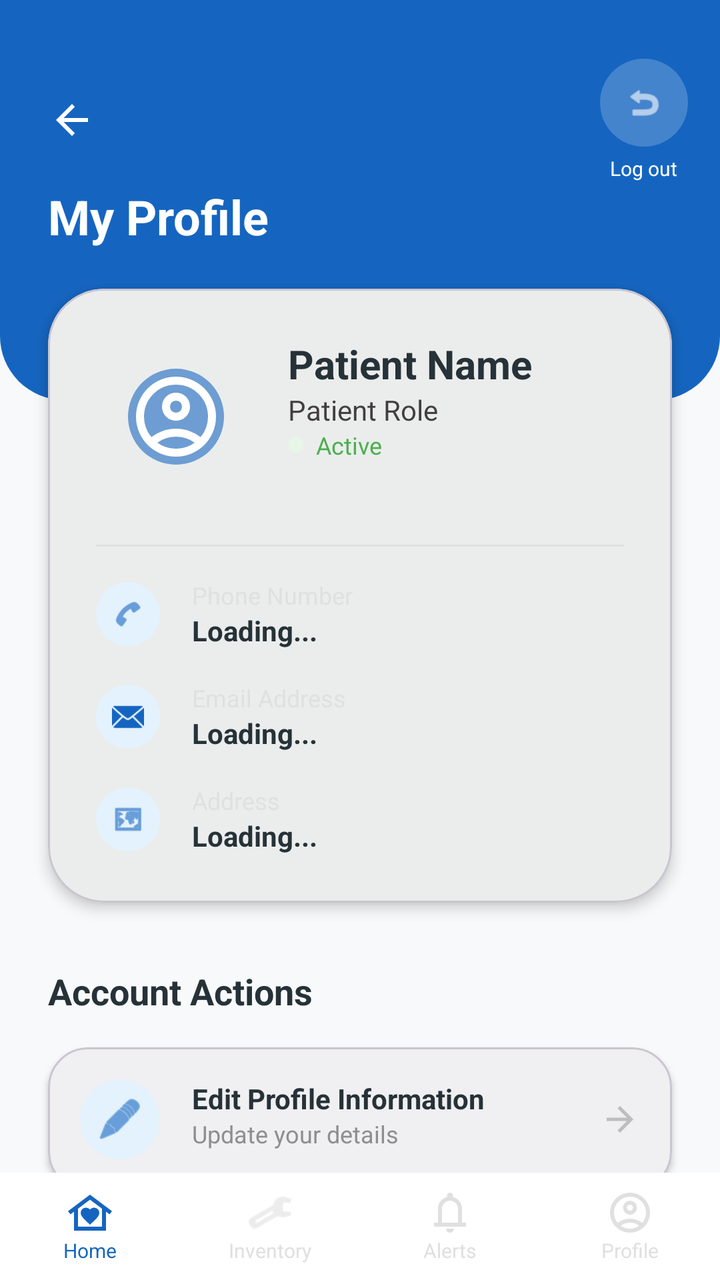
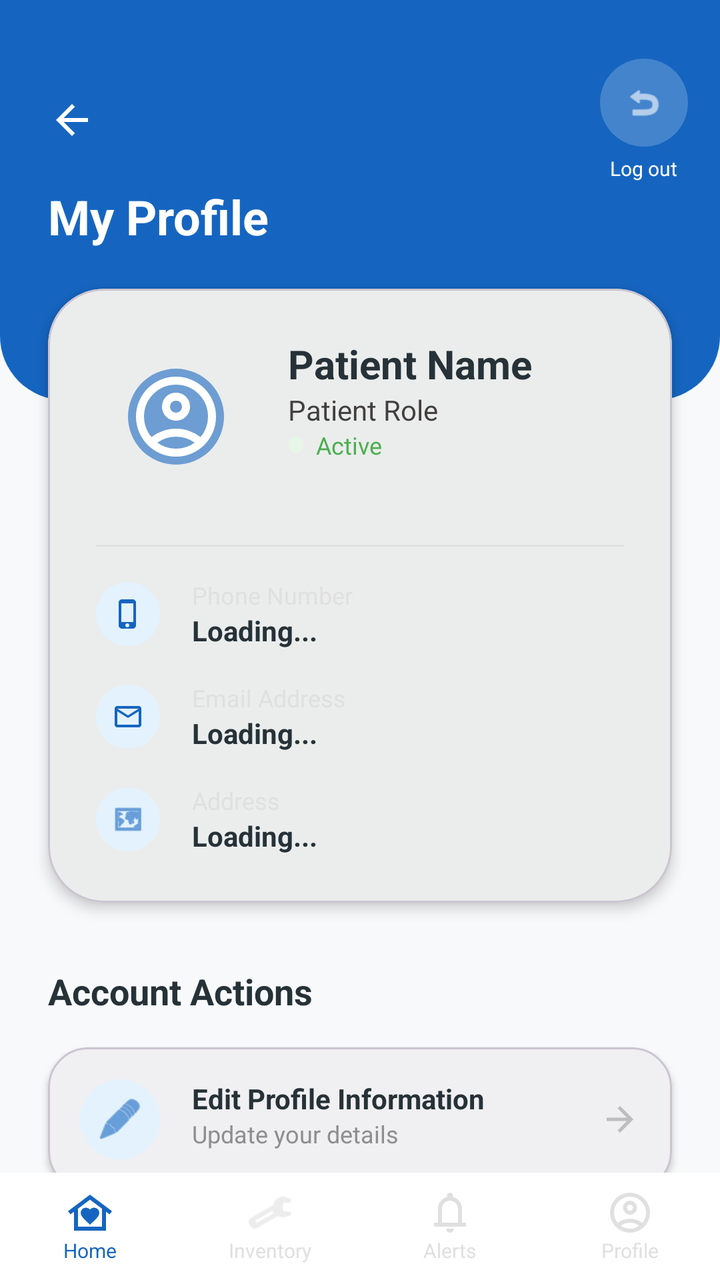

Compare the two renders of this Android layout. The source of the first and the diff that turns it into the second are given below.
<!-- AndroidManifest.xml: application theme Theme.Mobicare -->
<!-- res/layout/fragment_profile_patientidk.xml -->
<?xml version="1.0" encoding="utf-8"?>
<androidx.constraintlayout.widget.ConstraintLayout xmlns:android="http://schemas.android.com/apk/res/android"
    xmlns:app="http://schemas.android.com/apk/res-auto"
    xmlns:tools="http://schemas.android.com/tools"
    android:layout_width="match_parent"
    android:layout_height="match_parent"
    android:background="#F8F9FA">

    <androidx.core.widget.NestedScrollView
        android:layout_width="match_parent"
        android:layout_height="0dp"
        android:fillViewport="true"
        app:layout_constraintTop_toTopOf="parent"
        app:layout_constraintBottom_toTopOf="@+id/bottomNavigation">

        <androidx.constraintlayout.widget.ConstraintLayout
            android:layout_width="match_parent"
            android:layout_height="wrap_content"
            android:paddingBottom="40dp">

            <View
                android:id="@+id/headerBackground"
                android:layout_width="match_parent"
                android:layout_height="200dp"
                android:background="@drawable/header_rounded_bottom"
                app:layout_constraintTop_toTopOf="parent" />

            <ImageView
                android:id="@+id/btnBack"
                android:layout_width="40dp"
                android:layout_height="40dp"
                android:layout_marginStart="16dp"
                android:layout_marginTop="40dp"
                android:padding="8dp"
                android:src="@drawable/ic_back_white"
                app:layout_constraintStart_toStartOf="parent"
                app:layout_constraintTop_toTopOf="parent"
                app:tint="@color/pure_white" />

            <LinearLayout
                android:id="@+id/containerLogoutHeader"
                android:layout_width="wrap_content"
                android:layout_height="wrap_content"
                android:layout_marginEnd="16dp"
                android:gravity="center"
                android:orientation="vertical"
                app:layout_constraintBottom_toBottomOf="@+id/btnBack"
                app:layout_constraintEnd_toEndOf="parent"
                app:layout_constraintTop_toTopOf="@+id/btnBack">

                <ImageView
                    android:id="@+id/btnLogout"
                    android:layout_width="44dp"
                    android:layout_height="44dp"
                    android:background="@drawable/circle_white_alpha"
                    android:padding="12dp"
                    android:src="@android:drawable/ic_menu_revert"
                    app:tint="@color/pure_white" />

                <TextView
                    android:layout_width="wrap_content"
                    android:layout_height="wrap_content"
                    android:layout_marginTop="4dp"
                    android:text="Log out"
                    android:textColor="@color/pure_white"
                    android:textSize="10sp" />
            </LinearLayout>

            <TextView
                android:id="@+id/tvMyProfileLabel"
                android:layout_width="wrap_content"
                android:layout_height="wrap_content"
                android:layout_marginStart="24dp"
                android:layout_marginTop="12dp"
                android:text="My Profile"
                android:textColor="@color/pure_white"
                android:textSize="24sp"
                android:textStyle="bold"
                app:layout_constraintStart_toStartOf="parent"
                app:layout_constraintTop_toBottomOf="@+id/btnBack" />

            <com.google.android.material.card.MaterialCardView
                android:id="@+id/cvProfileMain"
                android:layout_width="match_parent"
                android:layout_height="wrap_content"
                android:layout_marginHorizontal="24dp"
                android:layout_marginTop="20dp"
                app:cardCornerRadius="28dp"
                app:cardElevation="4dp"
                app:layout_constraintTop_toBottomOf="@+id/tvMyProfileLabel">

                <LinearLayout
                    android:layout_width="match_parent"
                    android:layout_height="wrap_content"
                    android:orientation="vertical"
                    android:padding="24dp">

                    <androidx.constraintlayout.widget.ConstraintLayout
                        android:layout_width="match_parent"
                        android:layout_height="wrap_content"
                        android:layout_marginBottom="24dp">

                        <com.google.android.material.imageview.ShapeableImageView
                            android:id="@+id/ivProfilePic"
                            android:layout_width="80dp"
                            android:layout_height="80dp"
                            android:background="#961565C0"
                            android:padding="16dp"
                            android:src="@drawable/ic_profile"
                            app:layout_constraintStart_toStartOf="parent"
                            app:layout_constraintTop_toTopOf="parent"
                            app:shapeAppearanceOverlay="@style/CircleImage"
                            app:tint="@color/pure_white" />

                        <TextView
                            android:id="@+id/tvPatientName"
                            android:layout_width="0dp"
                            android:layout_height="wrap_content"
                            android:layout_marginStart="16dp"
                            android:text="Patient Name"
                            android:textColor="@color/slate_navy"
                            android:textSize="20sp"
                            android:textStyle="bold"
                            app:layout_constraintEnd_toEndOf="parent"
                            app:layout_constraintStart_toEndOf="@+id/ivProfilePic"
                            app:layout_constraintTop_toTopOf="@+id/ivProfilePic" />

                        <TextView
                            android:id="@+id/tvPatientID"
                            android:layout_width="wrap_content"
                            android:layout_height="wrap_content"
                            android:text="Patient Role"
                            android:textColor="#423F3F"
                            app:layout_constraintStart_toStartOf="@+id/tvPatientName"
                            app:layout_constraintTop_toBottomOf="@+id/tvPatientName" />

                        <LinearLayout
                            android:layout_width="wrap_content"
                            android:layout_height="wrap_content"
                            android:gravity="center_vertical"
                            android:orientation="horizontal"
                            app:layout_constraintStart_toStartOf="@+id/tvPatientID"
                            app:layout_constraintTop_toBottomOf="@+id/tvPatientID">

                            <View
                                android:layout_width="8dp"
                                android:layout_height="8dp"
                                android:background="@drawable/badge_green" />

                            <TextView
                                android:layout_width="wrap_content"
                                android:layout_height="wrap_content"
                                android:layout_marginStart="6dp"
                                android:text="Active"
                                android:textColor="#4CAF50"
                                android:textSize="12sp" />
                        </LinearLayout>
                    </androidx.constraintlayout.widget.ConstraintLayout>

                    <View android:layout_width="match_parent" android:layout_height="1dp" android:layout_marginBottom="16dp" android:background="#E0E0E0" />

                    <LinearLayout android:layout_width="match_parent" android:layout_height="wrap_content" android:gravity="center_vertical" android:orientation="horizontal" android:layout_marginBottom="16dp">
                        <ImageView android:layout_width="32dp" android:layout_height="32dp" android:background="@drawable/circle_light_blue" android:padding="8dp" android:src="@android:drawable/ic_menu_call" app:tint="@color/trust_blue" />
                        <LinearLayout android:layout_width="wrap_content" android:layout_height="wrap_content" android:layout_marginStart="16dp" android:orientation="vertical">
                            <TextView android:layout_width="wrap_content" android:layout_height="wrap_content" android:text="Phone Number" android:textColor="@color/cool_grey" android:textSize="12sp" />
                            <TextView android:id="@+id/tvPatientGuardian" android:layout_width="wrap_content" android:layout_height="wrap_content" android:text="Loading..." android:textColor="@color/slate_navy" android:textSize="14sp" android:textStyle="bold" />
                        </LinearLayout>
                    </LinearLayout>

                    <LinearLayout android:layout_width="match_parent" android:layout_height="wrap_content" android:gravity="center_vertical" android:orientation="horizontal" android:layout_marginBottom="16dp">
                        <ImageView android:layout_width="32dp" android:layout_height="32dp" android:background="@drawable/circle_light_blue" android:padding="8dp" android:src="@android:drawable/ic_dialog_email" app:tint="@color/trust_blue" />
                        <LinearLayout android:layout_width="wrap_content" android:layout_height="wrap_content" android:layout_marginStart="16dp" android:orientation="vertical">
                            <TextView android:layout_width="wrap_content" android:layout_height="wrap_content" android:text="Email Address" android:textColor="@color/cool_grey" android:textSize="12sp" />
                            <TextView android:id="@+id/tvPatientDOB" android:layout_width="wrap_content" android:layout_height="wrap_content" android:text="Loading..." android:textColor="@color/slate_navy" android:textSize="14sp" android:textStyle="bold" />
                        </LinearLayout>
                    </LinearLayout>

                    <LinearLayout android:layout_width="match_parent" android:layout_height="wrap_content" android:gravity="center_vertical" android:orientation="horizontal">
                        <ImageView android:layout_width="32dp" android:layout_height="32dp" android:background="@drawable/circle_light_blue" android:padding="8dp" android:src="@android:drawable/ic_menu_mapmode" app:tint="@color/trust_blue" />
                        <LinearLayout android:layout_width="wrap_content" android:layout_height="wrap_content" android:layout_marginStart="16dp" android:orientation="vertical">
                            <TextView android:layout_width="wrap_content" android:layout_height="wrap_content" android:text="Address" android:textColor="@color/cool_grey" android:textSize="12sp" />
                            <TextView android:id="@+id/tvPatientAddress" android:layout_width="wrap_content" android:layout_height="wrap_content" android:text="Loading..." android:textColor="@color/slate_navy" android:textSize="14sp" android:textStyle="bold" />
                        </LinearLayout>
                    </LinearLayout>
                </LinearLayout>
            </com.google.android.material.card.MaterialCardView>

            <TextView
                android:id="@+id/tvAccountActionsLabel"
                android:layout_width="wrap_content"
                android:layout_height="wrap_content"
                android:layout_marginStart="24dp"
                android:layout_marginTop="32dp"
                android:text="Account Actions"
                android:textColor="@color/slate_navy"
                android:textSize="18sp"
                android:textStyle="bold"
                app:layout_constraintStart_toStartOf="parent"
                app:layout_constraintTop_toBottomOf="@+id/cvProfileMain" />

            <com.google.android.material.card.MaterialCardView
                android:id="@+id/btnEditProfile"
                android:layout_width="match_parent"
                android:layout_height="wrap_content"
                android:layout_marginHorizontal="24dp"
                android:layout_marginTop="16dp"
                app:cardCornerRadius="20dp"
                app:cardElevation="2dp"
                app:layout_constraintTop_toBottomOf="@+id/tvAccountActionsLabel">
                <androidx.constraintlayout.widget.ConstraintLayout
                    android:layout_width="match_parent"
                    android:layout_height="wrap_content"
                    android:padding="16dp">
                    <ImageView
                        android:id="@+id/ivIconEdit"
                        android:layout_width="40dp"
                        android:layout_height="40dp"
                        android:background="@drawable/circle_light_blue"
                        android:padding="8dp"
                        android:src="@android:drawable/ic_menu_edit"
                        app:layout_constraintBottom_toBottomOf="parent"
                        app:layout_constraintStart_toStartOf="parent"
                        app:layout_constraintTop_toTopOf="parent"
                        app:tint="@color/trust_blue" />
                    <TextView
                        android:id="@+id/tvEditTitle"
                        android:layout_width="0dp"
                        android:layout_height="wrap_content"
                        android:layout_marginStart="16dp"
                        android:text="Edit Profile Information"
                        android:textColor="@color/slate_navy"
                        android:textStyle="bold"
                        app:layout_constraintEnd_toStartOf="@+id/ivArrowEdit"
                        app:layout_constraintStart_toEndOf="@+id/ivIconEdit"
                        app:layout_constraintTop_toTopOf="@+id/ivIconEdit" />
                    <TextView
                        android:layout_width="0dp"
                        android:layout_height="wrap_content"
                        android:text="Update your details"
                        android:textColor="#8E8E8E"
                        android:textSize="12sp"
                        app:layout_constraintEnd_toEndOf="@+id/tvEditTitle"
                        app:layout_constraintStart_toStartOf="@+id/tvEditTitle"
                        app:layout_constraintTop_toBottomOf="@+id/tvEditTitle" />
                    <ImageView
                        android:id="@+id/ivArrowEdit"
                        android:layout_width="20dp"
                        android:layout_height="20dp"
                        android:src="@drawable/ic_arrow_forward"
                        app:layout_constraintBottom_toBottomOf="parent"
                        app:layout_constraintEnd_toEndOf="parent"
                        app:layout_constraintTop_toTopOf="parent"
                        app:tint="#BDBDBD" />
                </androidx.constraintlayout.widget.ConstraintLayout>
            </com.google.android.material.card.MaterialCardView>

            <com.google.android.material.card.MaterialCardView
                android:id="@+id/btnChangePassword"
                android:layout_width="match_parent"
                android:layout_height="wrap_content"
                android:layout_marginHorizontal="24dp"
                android:layout_marginTop="12dp"
                app:cardCornerRadius="20dp"
                app:cardElevation="2dp"
                app:layout_constraintTop_toBottomOf="@+id/btnEditProfile">
                <androidx.constraintlayout.widget.ConstraintLayout
                    android:layout_width="match_parent"
                    android:layout_height="wrap_content"
                    android:padding="16dp">
                    <ImageView
                        android:id="@+id/ivIconPass"
                        android:layout_width="40dp"
                        android:layout_height="40dp"
                        android:background="@drawable/circle_light_blue"
                        android:padding="8dp"
                        android:src="@android:drawable/ic_lock_idle_lock"
                        app:layout_constraintBottom_toBottomOf="parent"
                        app:layout_constraintStart_toStartOf="parent"
                        app:layout_constraintTop_toTopOf="parent"
                        app:tint="@color/trust_blue" />
                    <TextView
                        android:id="@+id/tvPassTitle"
                        android:layout_width="0dp"
                        android:layout_height="wrap_content"
                        android:layout_marginStart="16dp"
                        android:text="Change Password"
                        android:textColor="@color/slate_navy"
                        android:textStyle="bold"
                        app:layout_constraintEnd_toStartOf="@+id/ivArrowPass"
                        app:layout_constraintStart_toEndOf="@+id/ivIconPass"
                        app:layout_constraintTop_toTopOf="@+id/ivIconPass" />
                    <TextView
                        android:layout_width="0dp"
                        android:layout_height="wrap_content"
                        android:text="Secure your account"
                        android:textColor="#8E8E8E"
                        android:textSize="12sp"
                        app:layout_constraintEnd_toEndOf="@+id/tvPassTitle"
                        app:layout_constraintStart_toStartOf="@+id/tvPassTitle"
                        app:layout_constraintTop_toBottomOf="@+id/tvPassTitle" />
                    <ImageView
                        android:id="@+id/ivArrowPass"
                        android:layout_width="20dp"
                        android:layout_height="20dp"
                        android:src="@drawable/ic_arrow_forward"
                        app:layout_constraintBottom_toBottomOf="parent"
                        app:layout_constraintEnd_toEndOf="parent"
                        app:layout_constraintTop_toTopOf="parent"
                        app:tint="#BDBDBD" />
                </androidx.constraintlayout.widget.ConstraintLayout>
            </com.google.android.material.card.MaterialCardView>

        </androidx.constraintlayout.widget.ConstraintLayout>
    </androidx.core.widget.NestedScrollView>

    <include
        android:id="@+id/bottomNavigation"
        layout="@layout/layout_bottom_nav_admin"
        android:layout_width="match_parent"
        android:layout_height="wrap_content"
        app:layout_constraintBottom_toBottomOf="parent"
        app:layout_constraintStart_toStartOf="parent"
        app:layout_constraintEnd_toEndOf="parent" />

</androidx.constraintlayout.widget.ConstraintLayout>
<!-- res/layout/layout_bottom_nav_admin.xml (included above) -->
<?xml version="1.0" encoding="utf-8"?>
<LinearLayout xmlns:android="http://schemas.android.com/apk/res/android"
    xmlns:app="http://schemas.android.com/apk/res-auto"
    android:layout_width="match_parent"
    android:layout_height="wrap_content"
    android:background="#FFFFFF"
    android:orientation="horizontal"
    android:paddingTop="8dp"
    android:paddingBottom="8dp">



    <LinearLayout
        android:id="@+id/nav_home"
        android:layout_width="0dp"
        android:layout_height="match_parent"
        android:layout_weight="1"
        android:gravity="center"
        android:orientation="vertical"
        android:clickable="true"
        android:focusable="true"
        android:background="?attr/selectableItemBackground">
        <ImageView
            android:layout_width="24dp"
            android:layout_height="24dp"
            android:src="@drawable/ic_home"
            app:tint="@color/trust_blue" />
        <TextView
            android:layout_width="wrap_content"
            android:layout_height="wrap_content"
            android:text="Home"
            android:textColor="@color/trust_blue"
            android:textSize="10sp" />
    </LinearLayout>

    <LinearLayout
        android:id="@+id/nav_inventory"
        android:layout_width="0dp"
        android:layout_height="match_parent"
        android:layout_weight="1"
        android:background="?attr/selectableItemBackground"
        android:clickable="true"
        android:focusable="true"
        android:gravity="center"
        android:orientation="vertical">

        <ImageView
            android:layout_width="24dp"
            android:layout_height="24dp"
            android:src="@android:drawable/ic_menu_manage"
            app:tint="@color/cool_grey" />

        <TextView
            android:layout_width="wrap_content"
            android:layout_height="wrap_content"
            android:text="Inventory"
            android:textColor="@color/cool_grey"
            android:textSize="10sp" />
    </LinearLayout>

    <LinearLayout
        android:id="@+id/nav_alerts"
        android:layout_width="0dp"
        android:layout_height="match_parent"
        android:layout_weight="1"
        android:gravity="center"
        android:orientation="vertical"
        android:clickable="true"
        android:focusable="true"
        android:background="?attr/selectableItemBackground">
        <FrameLayout
            android:layout_width="wrap_content"
            android:layout_height="wrap_content">
            <ImageView
                android:layout_width="24dp"
                android:layout_height="24dp"
                android:src="@drawable/ic_notifications"
                app:tint="@color/cool_grey" />

            <TextView
                android:id="@+id/tvBottomAlertBadge"
                android:layout_width="12dp"
                android:layout_height="12dp"
                android:layout_gravity="top|end"
                android:background="@drawable/circle_red"
                android:gravity="center"
                android:text="0"
                android:textColor="@color/pure_white"
                android:textSize="8sp"
                android:visibility="gone" />

        </FrameLayout>
        <TextView
            android:layout_width="wrap_content"
            android:layout_height="wrap_content"
            android:text="Alerts"
            android:textColor="@color/cool_grey"
            android:textSize="10sp" />
    </LinearLayout>

    <LinearLayout
        android:id="@+id/nav_profile"
        android:layout_width="0dp"
        android:layout_height="match_parent"
        android:layout_weight="1"
        android:gravity="center"
        android:orientation="vertical"
        android:clickable="true"
        android:focusable="true"
        android:background="?attr/selectableItemBackground">
        <ImageView
            android:layout_width="24dp"
            android:layout_height="24dp"
            android:src="@drawable/ic_profile"
            app:tint="@color/cool_grey" />
        <TextView
            android:layout_width="wrap_content"
            android:layout_height="wrap_content"
            android:text="Profile"
            android:textColor="@color/cool_grey"
            android:textSize="10sp" />
    </LinearLayout>
</LinearLayout>
<!-- resources referenced by this layout -->
<resources>
  <color name="cool_grey">#E0E0E0</color>
  <color name="pure_white">#FFFFFF</color>
  <color name="slate_navy">#263238</color>
  <color name="trust_blue">#1565C0</color>
  <!-- drawable badge_green (drawable) -->
  <?xml version="1.0" encoding="utf-8"?>
  <shape xmlns:android="http://schemas.android.com/apk/res/android">
      <solid android:color="#E8F5E9" />
      <corners android:radius="12dp" />
  </shape>
  <!-- drawable circle_light_blue (drawable) -->
  <?xml version="1.0" encoding="utf-8"?>
  <shape xmlns:android="http://schemas.android.com/apk/res/android"
      android:shape="oval">
      <solid android:color="#E3F2FD" />
  </shape>
  <!-- drawable circle_red (drawable) -->
  <?xml version="1.0" encoding="utf-8"?>
  <shape xmlns:android="http://schemas.android.com/apk/res/android"
      android:shape="oval">
      <solid android:color="#F44336" />
  </shape>
  <!-- drawable circle_white_alpha (drawable) -->
  <?xml version="1.0" encoding="utf-8"?>
  <shape xmlns:android="http://schemas.android.com/apk/res/android"
      android:shape="oval">
      <solid android:color="#33FFFFFF" />
  </shape>
  <style name="CircleImage">
          <item name="cornerSize">50%</item>
      </style>
  <style name="Theme.Mobicare" parent="Base.Theme.Mobicare" />
  <color name="healing_green">#388E3C</color>
  <!-- unchanged entries left out for length: 7 -->
</resources>

<!-- the commit's change to res/layout/fragment_profile_patientidk.xml (unified diff, before → after) -->
@@ -160,7 +160,7 @@
                     <View android:layout_width="match_parent" android:layout_height="1dp" android:layout_marginBottom="16dp" android:background="#E0E0E0" />
 
                     <LinearLayout android:layout_width="match_parent" android:layout_height="wrap_content" android:gravity="center_vertical" android:orientation="horizontal" android:layout_marginBottom="16dp">
-                        <ImageView android:layout_width="32dp" android:layout_height="32dp" android:background="@drawable/circle_light_blue" android:padding="8dp" android:src="@android:drawable/ic_menu_call" app:tint="@color/trust_blue" />
+                        <ImageView android:layout_width="32dp" android:layout_height="32dp" android:background="@drawable/circle_light_blue" android:padding="8dp" android:src="@drawable/ic_phone" app:tint="@color/trust_blue" />
                         <LinearLayout android:layout_width="wrap_content" android:layout_height="wrap_content" android:layout_marginStart="16dp" android:orientation="vertical">
                             <TextView android:layout_width="wrap_content" android:layout_height="wrap_content" android:text="Phone Number" android:textColor="@color/cool_grey" android:textSize="12sp" />
                             <TextView android:id="@+id/tvPatientGuardian" android:layout_width="wrap_content" android:layout_height="wrap_content" android:text="Loading..." android:textColor="@color/slate_navy" android:textSize="14sp" android:textStyle="bold" />
@@ -168,7 +168,7 @@
                     </LinearLayout>
 
                     <LinearLayout android:layout_width="match_parent" android:layout_height="wrap_content" android:gravity="center_vertical" android:orientation="horizontal" android:layout_marginBottom="16dp">
-                        <ImageView android:layout_width="32dp" android:layout_height="32dp" android:background="@drawable/circle_light_blue" android:padding="8dp" android:src="@android:drawable/ic_dialog_email" app:tint="@color/trust_blue" />
+                        <ImageView android:layout_width="32dp" android:layout_height="32dp" android:background="@drawable/circle_light_blue" android:padding="8dp" android:src="@drawable/ic_mail" app:tint="@color/trust_blue" />
                         <LinearLayout android:layout_width="wrap_content" android:layout_height="wrap_content" android:layout_marginStart="16dp" android:orientation="vertical">
                             <TextView android:layout_width="wrap_content" android:layout_height="wrap_content" android:text="Email Address" android:textColor="@color/cool_grey" android:textSize="12sp" />
                             <TextView android:id="@+id/tvPatientDOB" android:layout_width="wrap_content" android:layout_height="wrap_content" android:text="Loading..." android:textColor="@color/slate_navy" android:textSize="14sp" android:textStyle="bold" />
@@ -273,7 +273,7 @@
                         android:layout_height="40dp"
                         android:background="@drawable/circle_light_blue"
                         android:padding="8dp"
-                        android:src="@android:drawable/ic_lock_idle_lock"
+                        android:src="@drawable/ic_lock"
                         app:layout_constraintBottom_toBottomOf="parent"
                         app:layout_constraintStart_toStartOf="parent"
                         app:layout_constraintTop_toTopOf="parent"
<!-- resource entries referenced after the edit -->
@@ -28,6 +28,24 @@
       android:shape="oval">
       <solid android:color="#33FFFFFF" />
   </shape>
+  <!-- drawable ic_lock (drawable) -->
+  <vector xmlns:android="http://schemas.android.com/apk/res/android" android:height="24dp" android:tint="#000000" android:viewportHeight="960" android:viewportWidth="960" android:width="24dp">
+        
+      <path android:fillColor="@android:color/white" android:pathData="M240,880Q207,880 183.5,856.5Q160,833 160,800L160,400Q160,367 183.5,343.5Q207,320 240,320L280,320L280,240Q280,157 338.5,98.5Q397,40 480,40Q563,40 621.5,98.5Q680,157 680,240L680,320L720,320Q753,320 776.5,343.5Q800,367 800,400L800,800Q800,833 776.5,856.5Q753,880 720,880L240,880ZM240,800L720,800Q720,800 720,800Q720,800 720,800L720,400Q720,400 720,400Q720,400 720,400L240,400Q240,400 240,400Q240,400 240,400L240,800Q240,800 240,800Q240,800 240,800ZM536.5,656.5Q560,633 560,600Q560,567 536.5,543.5Q513,520 480,520Q447,520 423.5,543.5Q400,567 400,600Q400,633 423.5,656.5Q447,680 480,680Q513,680 536.5,656.5ZM360,320L600,320L600,240Q600,190 565,155Q530,120 480,120Q430,120 395,155Q360,190 360,240L360,320ZM240,800Q240,800 240,800Q240,800 240,800L240,400Q240,400 240,400Q240,400 240,400L240,400Q240,400 240,400Q240,400 240,400L240,800Q240,800 240,800Q240,800 240,800Z"/>
+      
+  </vector>
+  <!-- drawable ic_mail (drawable) -->
+  <vector xmlns:android="http://schemas.android.com/apk/res/android" android:height="24dp" android:tint="#000000" android:viewportHeight="960" android:viewportWidth="960" android:width="24dp">
+        
+      <path android:fillColor="@android:color/white" android:pathData="M160,800Q127,800 103.5,776.5Q80,753 80,720L80,240Q80,207 103.5,183.5Q127,160 160,160L800,160Q833,160 856.5,183.5Q880,207 880,240L880,720Q880,753 856.5,776.5Q833,800 800,800L160,800ZM480,520L160,320L160,720Q160,720 160,720Q160,720 160,720L800,720Q800,720 800,720Q800,720 800,720L800,320L480,520ZM480,440L800,240L160,240L480,440ZM160,320L160,240L160,240L160,320L160,720Q160,720 160,720Q160,720 160,720L160,720Q160,720 160,720Q160,720 160,720L160,320Z"/>
+      
+  </vector>
+  <!-- drawable ic_phone (drawable) -->
+  <vector xmlns:android="http://schemas.android.com/apk/res/android" android:height="24dp" android:tint="#000000" android:viewportHeight="24" android:viewportWidth="24" android:width="24dp">
+        
+      <path android:fillColor="@android:color/white" android:pathData="M15.5,1h-8C6.12,1 5,2.12 5,3.5v17C5,21.88 6.12,23 7.5,23h8c1.38,0 2.5,-1.12 2.5,-2.5v-17C18,2.12 16.88,1 15.5,1zM11.5,22c-0.83,0 -1.5,-0.67 -1.5,-1.5s0.67,-1.5 1.5,-1.5 1.5,0.67 1.5,1.5 -0.67,1.5 -1.5,1.5zM16,18L7,18L7,4h9v14z"/>
+      
+  </vector>
   <style name="CircleImage">
           <item name="cornerSize">50%</item>
       </style>
